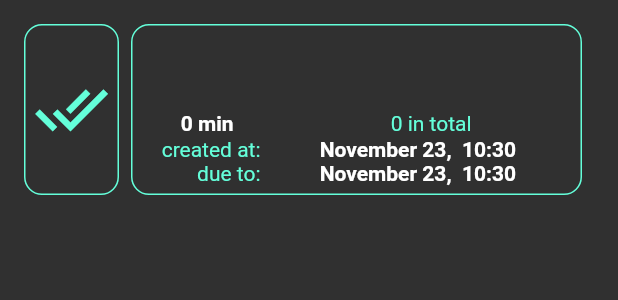
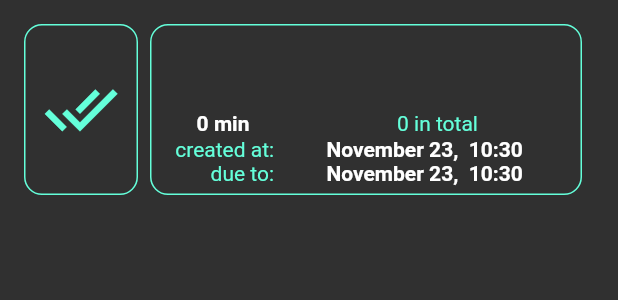
Before and after one commit to captainhorsepower/todo_app, a Flutter app: the TaskViewExpanded widget shown alone on an empty page, opened directly with empty values, on a phone screen of 412 x 824 dp. Shown: the top 300 px of the screen. Run offline on Flutter 3.47's test engine with Material 2 defaults, Android fonts, the phone set to English and light mode, and no system bars; our stand-ins replace sqflite; missing offline and left inert: taptic_feedback; accounts and stored records are empty.

Commit message:
little UI tweaks

```diff
--- a/lib/main.dart
+++ b/lib/main.dart
@@ -9,6 +9,8 @@ class MyApp extends StatelessWidget {
   @override
   Widget build(BuildContext context) {
     return MaterialApp(
+      // TODO: remove it
+      debugShowCheckedModeBanner: false,
       title: 'Flutter Demo',
       theme: ThemeData(brightness: Brightness.dark),
       home: ChangeNotifierProvider(
--- a/lib/view/task_view.dart
+++ b/lib/view/task_view.dart
@@ -117,7 +117,7 @@ class TaskViewExpanded extends StatelessWidget {
           child: Row(
             children: <Widget>[
               Expanded(flex: 1, child: _buildDoneButton(context)),
-              Expanded(flex: 5, child: _buildTaskLayout(context)),
+              Expanded(flex: 4, child: _buildTaskLayout(context)),
             ],
           ),
         ),
```
